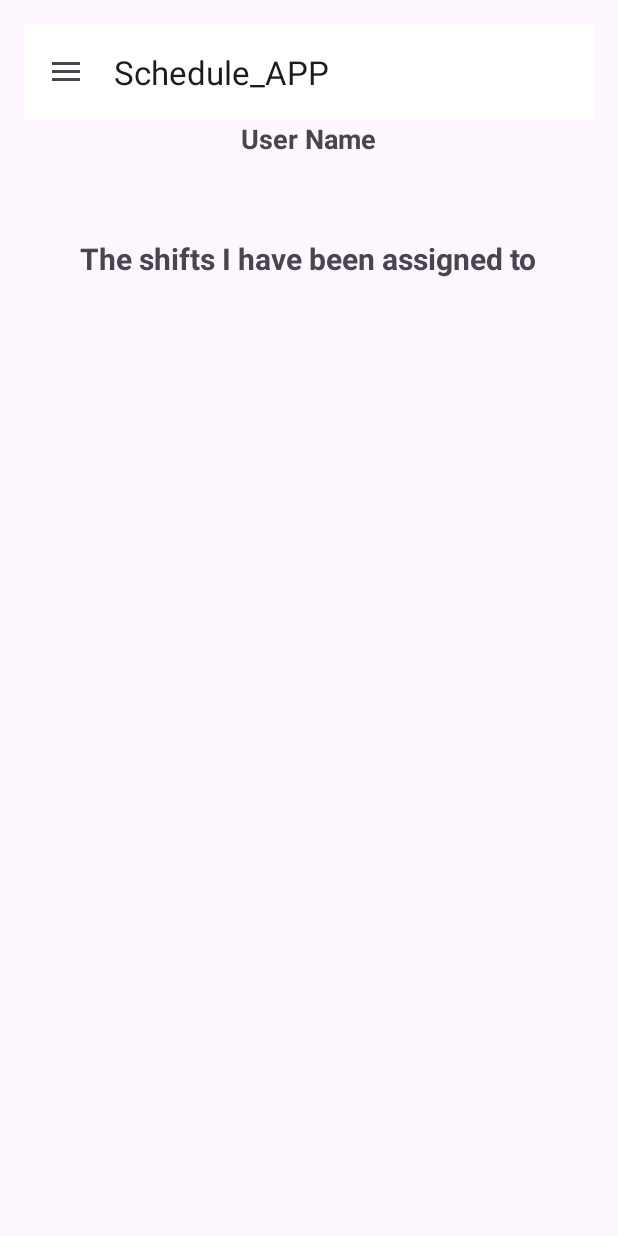
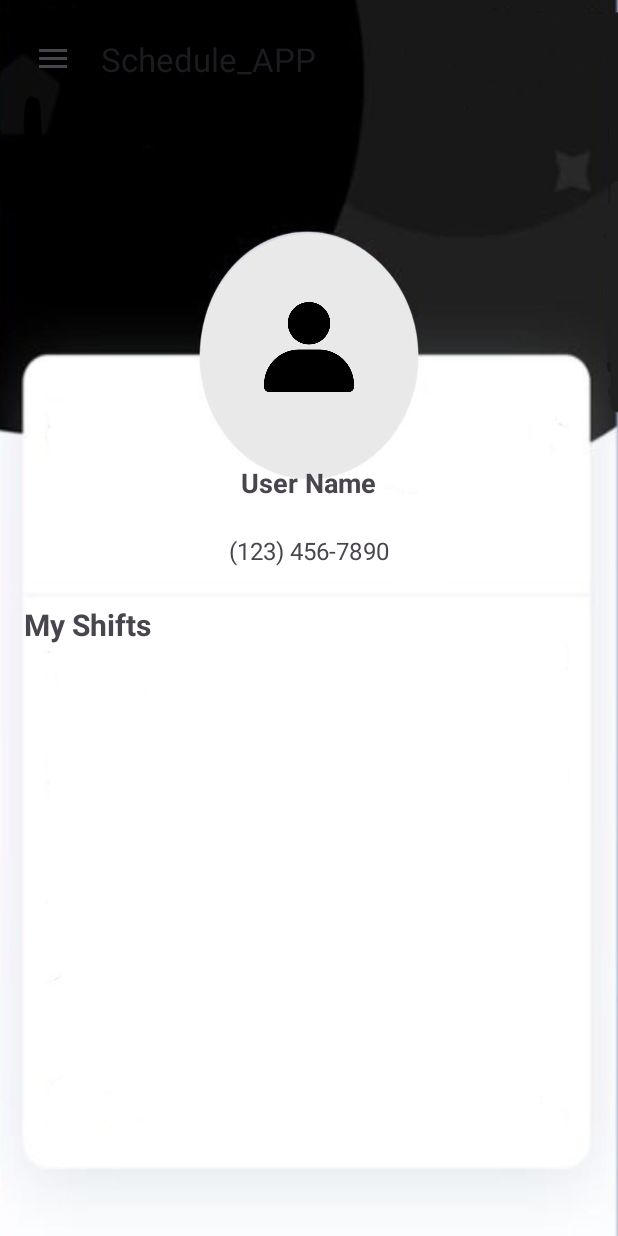
Before and after one commit to hadarlevy/schedule_App, an Android app: the HomeActivity screen opened directly, with no data from a screen before it, on a phone screen of 412 x 824 dp. Run offline under Robolectric (Android 15) with nearby library versions, the phone set to English and light mode, and no system bars; our stand-ins replace Firebase (no records; nobody signed in at launch, a user with empty details on screens opened directly).

Commit message:
homeAndScheduleDesignFixPlusDeply

```diff
--- a/app/src/main/java/com/example/schedule_application/HomeActivity.java
+++ b/app/src/main/java/com/example/schedule_application/HomeActivity.java
@@ -1,13 +1,15 @@
 package com.example.schedule_application;
+
 import androidx.appcompat.app.ActionBarDrawerToggle;
 import android.os.Bundle;
 import android.util.Log;
-import android.widget.ListView;
+import android.view.Gravity;
+import android.view.View;
+import android.widget.LinearLayout;
 import android.widget.TextView;
 import android.widget.Toast;
 import androidx.annotation.NonNull;
 import androidx.drawerlayout.widget.DrawerLayout;
-
 import com.google.android.gms.tasks.OnFailureListener;
 import com.google.android.gms.tasks.OnSuccessListener;
 import com.google.firebase.firestore.DocumentSnapshot;
@@ -15,12 +17,17 @@ import com.google.firebase.firestore.QuerySnapshot;
 import java.util.ArrayList;
 import java.util.Arrays;
 import java.util.List;
+import android.view.Gravity;
+import android.view.ViewGroup;
+import android.widget.LinearLayout;
+import android.widget.TextView;
 
 public class HomeActivity extends NavBarActivity {
 
-    private TextView tvUserName, tvUserEmail;
-    private ListView listViewShifts;
-    private ShiftsAdapter shiftsAdapter;
+    private static final String TAG = "HomeActivity";
+
+    private TextView tvUserName, tvUserEmail, tvUserPhone;
+    private LinearLayout shiftsContainer;
     private List<Shift> shiftList;
     private DrawerLayout drawerLayout;
     private ActionBarDrawerToggle toggle;
@@ -44,10 +51,9 @@ public class HomeActivity extends NavBarActivity {
 
         tvUserName = findViewById(R.id.tvUserName);
         tvUserEmail = findViewById(R.id.tvUserEmail);
-        listViewShifts = findViewById(R.id.listViewShifts);
+        tvUserPhone = findViewById(R.id.tvUserPhone);
+        shiftsContainer = findViewById(R.id.shiftsContainer);
         shiftList = new ArrayList<>();
-        shiftsAdapter = new ShiftsAdapter(this, shiftList);
-        listViewShifts.setAdapter(shiftsAdapter);
 
         if (user != null) {
             tvUserEmail.setText(user.getEmail());
@@ -58,13 +64,25 @@ public class HomeActivity extends NavBarActivity {
                             if (documentSnapshot.exists()) {
                                 String firstName = documentSnapshot.getString("First name");
                                 String lastName = documentSnapshot.getString("Last name");
+                                String phoneNumber = documentSnapshot.getString("Phone");
                                 String displayName = firstName + " " + lastName;
                                 tvUserName.setText(displayName);
+                                tvUserPhone.setText(phoneNumber);
+                            } else {
+                                Log.d(TAG, "No such document");
                             }
+                        }
+                    })
+                    .addOnFailureListener(new OnFailureListener() {
+                        @Override
+                        public void onFailure(@NonNull Exception e) {
+                            Log.d(TAG, "get failed with ", e);
                         }
                     });
 
             loadUserShifts();
+        } else {
+            Log.d(TAG, "User is null");
         }
     }
 
@@ -77,19 +95,66 @@ public class HomeActivity extends NavBarActivity {
                     @Override
                     public void onSuccess(QuerySnapshot queryDocumentSnapshots) {
                         shiftList.clear();
-                        for (DocumentSnapshot documentSnapshot : queryDocumentSnapshots) {
-                            Shift shift = documentSnapshot.toObject(Shift.class);
-                            shiftList.add(shift);
+                        shiftsContainer.removeAllViews();
+                        if (!queryDocumentSnapshots.isEmpty()) {
+                            int shiftNumber = 1;
+                            for (DocumentSnapshot documentSnapshot : queryDocumentSnapshots) {
+                                Shift shift = documentSnapshot.toObject(Shift.class);
+                                shiftList.add(shift);
+                                addShiftView(shift, shiftNumber);
+                                shiftNumber++;
+                            }
+                        } else {
+                            Log.d(TAG, "No shifts found");
                         }
-                        shiftsAdapter.notifyDataSetChanged();
                     }
                 })
                 .addOnFailureListener(new OnFailureListener() {
                     @Override
                     public void onFailure(@NonNull Exception e) {
                         Toast.makeText(HomeActivity.this, "Error loading shifts", Toast.LENGTH_SHORT).show();
-                        Log.d("HomeActivity", "Error loading shifts", e);
+                        Log.d(TAG, "Error loading shifts", e);
                     }
                 });
     }
+
+    private void addShiftView(Shift shift, int shiftNumber) {
+        // Create a LinearLayout to hold the shift details
+        LinearLayout shiftLayout = new LinearLayout(this);
+        LinearLayout.LayoutParams layoutParams = new LinearLayout.LayoutParams(
+                LinearLayout.LayoutParams.MATCH_PARENT,
+                LinearLayout.LayoutParams.WRAP_CONTENT);
+        layoutParams.setMargins(32, 0, 32, 16); // Adjusting margins to center the item and add spacing
+
+        shiftLayout.setLayoutParams(layoutParams);
+        shiftLayout.setOrientation(LinearLayout.VERTICAL);
+        shiftLayout.setGravity(Gravity.CENTER_HORIZONTAL);
+        shiftLayout.setPadding(16, 16, 16, 16);
+        shiftLayout.setBackgroundColor(getResources().getColor(R.color.gray));
+
+        // Create and add TextView for shift number
+        TextView shiftNoView = new TextView(this);
+        shiftNoView.setLayoutParams(new LinearLayout.LayoutParams(
+                LinearLayout.LayoutParams.WRAP_CONTENT,
+                LinearLayout.LayoutParams.WRAP_CONTENT));
+        shiftNoView.setText("Shift No. " + shiftNumber);
+        shiftNoView.setTextSize(18);
+        shiftNoView.setGravity(Gravity.CENTER);
+
+        // Create and add TextView for shift date
+        TextView shiftDateView = new TextView(this);
+        shiftDateView.setLayoutParams(new LinearLayout.LayoutParams(
+                LinearLayout.LayoutParams.WRAP_CONTENT,
+                LinearLayout.LayoutParams.WRAP_CONTENT));
+        shiftDateView.setText(shift.getDate());
+        shiftDateView.setTextSize(14);
+        shiftDateView.setGravity(Gravity.CENTER);
+
+        // Add TextViews to shiftLayout
+        shiftLayout.addView(shiftNoView);
+        shiftLayout.addView(shiftDateView);
+
+        // Add shiftLayout to shiftsContainer
+        shiftsContainer.addView(shiftLayout);
+    }
 }
--- a/app/src/main/res/layout/activity_home.xml
+++ b/app/src/main/res/layout/activity_home.xml
@@ -1,9 +1,9 @@
-<?xml version="1.0" encoding="utf-8"?>
 <androidx.drawerlayout.widget.DrawerLayout xmlns:android="http://schemas.android.com/apk/res/android"
     xmlns:app="http://schemas.android.com/apk/res-auto"
     android:id="@+id/drawer_layout"
     android:layout_width="match_parent"
-    android:layout_height="match_parent">
+    android:layout_height="match_parent"
+    android:background="@drawable/home_back">
 
     <RelativeLayout
         android:layout_width="match_parent"
@@ -15,14 +15,21 @@
             android:layout_height="wrap_content"
             android:orientation="vertical"
             android:gravity="center"
-            android:padding="16dp">
+            android:padding="7dp">
 
             <androidx.appcompat.widget.Toolbar
                 android:id="@+id/tool_bar"
                 android:layout_width="match_parent"
                 android:layout_height="?attr/actionBarSize"
-                android:background="@color/white"
                 app:popupTheme="@style/ThemeOverlay.AppCompat.Light" />
+
+            <ImageView
+                android:id="@+id/imgUserIcon"
+                android:layout_width="80dp"
+                android:layout_height="80dp"
+                android:layout_gravity="center"
+                android:layout_marginTop="120dp"
+                android:src="@drawable/ic_user_icon" />
 
             <TextView
                 android:id="@+id/tvUserName"
@@ -30,7 +37,8 @@
                 android:layout_height="wrap_content"
                 android:text="User Name"
                 android:textSize="18sp"
-                android:textStyle="bold" />
+                android:textStyle="bold"
+                android:layout_marginTop="38dp" />
 
             <TextView
                 android:id="@+id/tvUserEmail"
@@ -38,25 +46,43 @@
                 android:layout_height="wrap_content"
                 android:text="user@example.com"
                 android:textSize="16sp" />
+
+            <TextView
+                android:id="@+id/tvUserPhone"
+                android:layout_width="wrap_content"
+                android:layout_height="wrap_content"
+                android:text="(123) 456-7890"
+                android:textSize="16sp" />
         </LinearLayout>
 
         <TextView
             android:id="@+id/tvShiftsHeading"
             android:layout_width="wrap_content"
             android:layout_height="wrap_content"
-            android:text="The shifts I have been assigned to"
+            android:layout_below="@id/userDetailsContainer"
+            android:layout_alignParentStart="true"
+            android:layout_marginTop="17dp"
+            android:paddingStart="16dp"
+            android:text="My Shifts"
             android:textSize="20sp"
-            android:textStyle="bold"
-            android:layout_below="@id/userDetailsContainer"
-            android:layout_centerHorizontal="true"
-            android:paddingTop="16dp" />
+            android:textStyle="bold" />
 
-        <ListView
-            android:id="@+id/listViewShifts"
+        <ScrollView
+            android:id="@+id/scrollViewShifts"
             android:layout_width="match_parent"
-            android:layout_height="wrap_content"
+            android:layout_height="match_parent"
             android:layout_below="@id/tvShiftsHeading"
-            android:padding="16dp" />
+            android:layout_marginTop="16dp"
+            android:fillViewport="true">
+
+            <LinearLayout
+                android:id="@+id/shiftsContainer"
+                android:layout_width="match_parent"
+                android:layout_height="wrap_content"
+                android:orientation="vertical"
+                android:gravity="center"
+                android:padding="16dp" />
+        </ScrollView>
     </RelativeLayout>
 
     <com.google.android.material.navigation.NavigationView
--- a/app/src/main/res/layout/activity_main.xml
+++ b/app/src/main/res/layout/activity_main.xml
@@ -1,9 +1,10 @@
-<!-- res/layout/activity_main.xml -->
+<?xml version="1.0" encoding="utf-8"?>
 <androidx.drawerlayout.widget.DrawerLayout
     xmlns:android="http://schemas.android.com/apk/res/android"
     xmlns:app="http://schemas.android.com/apk/res-auto"
     xmlns:tools="http://schemas.android.com/tools"
     android:id="@+id/drawer_layout"
+    android:background="@drawable/schedule_back"
     android:layout_width="match_parent"
     android:layout_height="match_parent"
     tools:context=".MainActivity">
@@ -18,7 +19,6 @@
             android:id="@+id/tool_bar"
             android:layout_width="match_parent"
             android:layout_height="?attr/actionBarSize"
-            android:background="@color/white"
             app:popupTheme="@style/ThemeOverlay.AppCompat.Light" />
 
         <FrameLayout
--- a/app/src/main/res/layout/nav_header.xml
+++ b/app/src/main/res/layout/nav_header.xml
@@ -4,6 +4,7 @@
     android:layout_height="wrap_content"
     android:orientation="vertical"
     android:padding="16dp"
+    android:background="@color/colorPrimary"
     android:gravity="center_vertical">
 
     <ImageView
@@ -18,6 +19,8 @@
         android:layout_height="wrap_content"
         android:paddingTop="8dp"
         android:text="Welcome!"
+        android:textStyle="bold"
+        android:textColor="@color/white"
         android:textAppearance="@style/TextAppearance.AppCompat.Body1" />
 
     <TextView
@@ -25,5 +28,7 @@
         android:layout_width="wrap_content"
         android:layout_height="wrap_content"
         android:text="Choose an action"
+        android:textStyle="bold"
+        android:textColor="@color/white"
         android:textAppearance="@style/TextAppearance.AppCompat.Caption" />
 </LinearLayout>
--- a/app/src/main/res/values/colors.xml
+++ b/app/src/main/res/values/colors.xml
@@ -1,6 +1,6 @@
 <resources>
-    <color name="colorPrimary">#6200EE</color>
-    <color name="colorPrimaryDark">#3700B3</color>
+    <color name="colorPrimary">#202125</color>
+    <color name="colorPrimaryDark">#2B2B2B</color>
     <color name="colorAccent">#03DAC5</color>
     <color name="black">#000000</color>
     <color name="white">#FFFFFF</color>
@@ -9,4 +9,6 @@
     <color name="textColorSecondary">#5F5D5D</color>
     <color name="red3">#FF6B61</color>
     <color name="light_gray">#7E7E7E</color>
+    <color name="header">#3A3B3D</color>
+    <color name="gray">#E8E8E8</color>
 </resources>
```
Also changed, not shown: app/src/main/java/com/example/schedule_application/MainActivity.java (+22 -3 lines), app/src/main/java/com/example/schedule_application/RateUsActivity.java (+10 -16 lines), app/src/main/java/com/example/schedule_application/RatingFeedback.java (+8 -1 lines), app/src/main/res/layout/dialog_shift_options.xml (+11 -1 lines), app/src/main/res/drawable/dialog_background.jpg (deleted), app/src/main/res/drawable/home_back.jpeg (added), app/src/main/res/drawable/ic_user_icon.png (added), app/src/main/res/drawable/schedule_back.jpeg (added), app/src/main/res/drawable/shadow.jpg (deleted).
